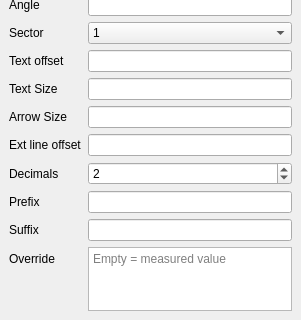
Old version of the form freecad/dimensioning_workbench/resources/ui/dimension.ui in the repository j-wiedemann/freecad-dimensioning-workbench; both pictures show x 0 to 301 and y 380 to 700 of the 301 by 700 pixel window.
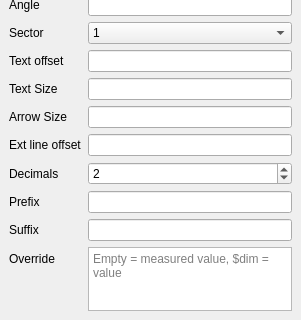
New version of the form. Custom widgets are drawn as their Qt base class.

Commit message: add $dim keyword for incuding value in override texte

```diff
--- a/freecad/dimensioning_workbench/resources/ui/dimension.ui
+++ b/freecad/dimensioning_workbench/resources/ui/dimension.ui
@@ -284,7 +284,7 @@
             <string>Replaces the measured value when non-empty. Press Enter for a new line.</string>
            </property>
            <property name="placeholderText">
-            <string>Empty = measured value</string>
+            <string>Empty = measured value, $dim = value</string>
            </property>
           </widget>
          </item>
```
Left out of the diff: 2 changed lines with no effect on the pictures. The commit also changes 1 other file.
